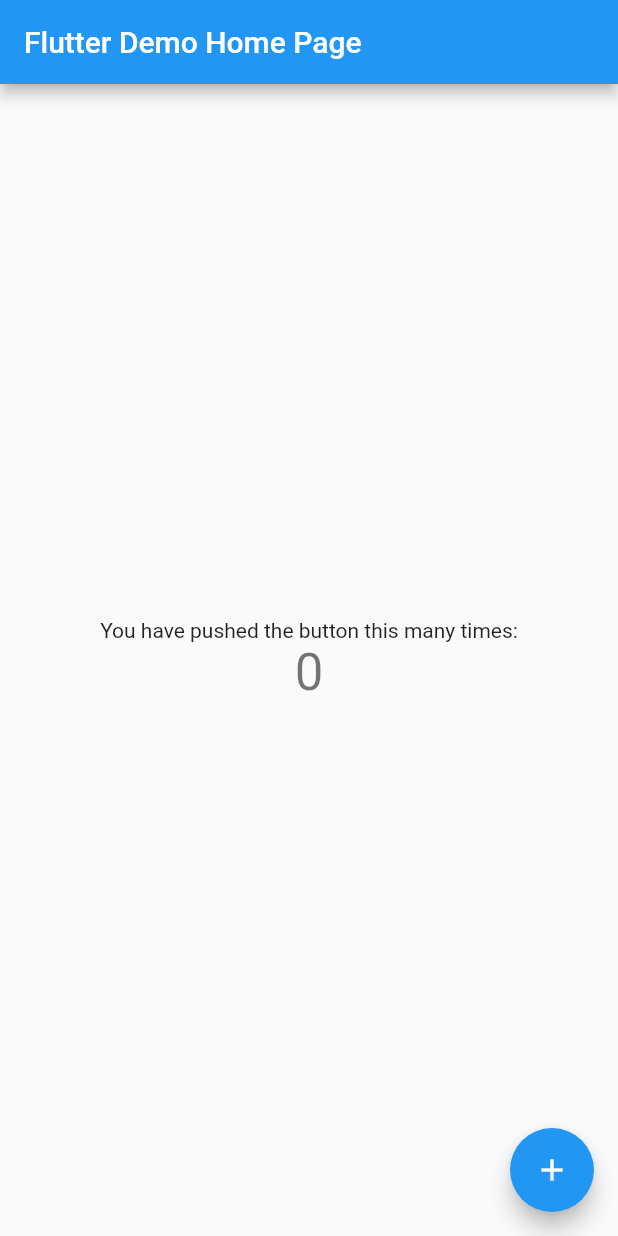
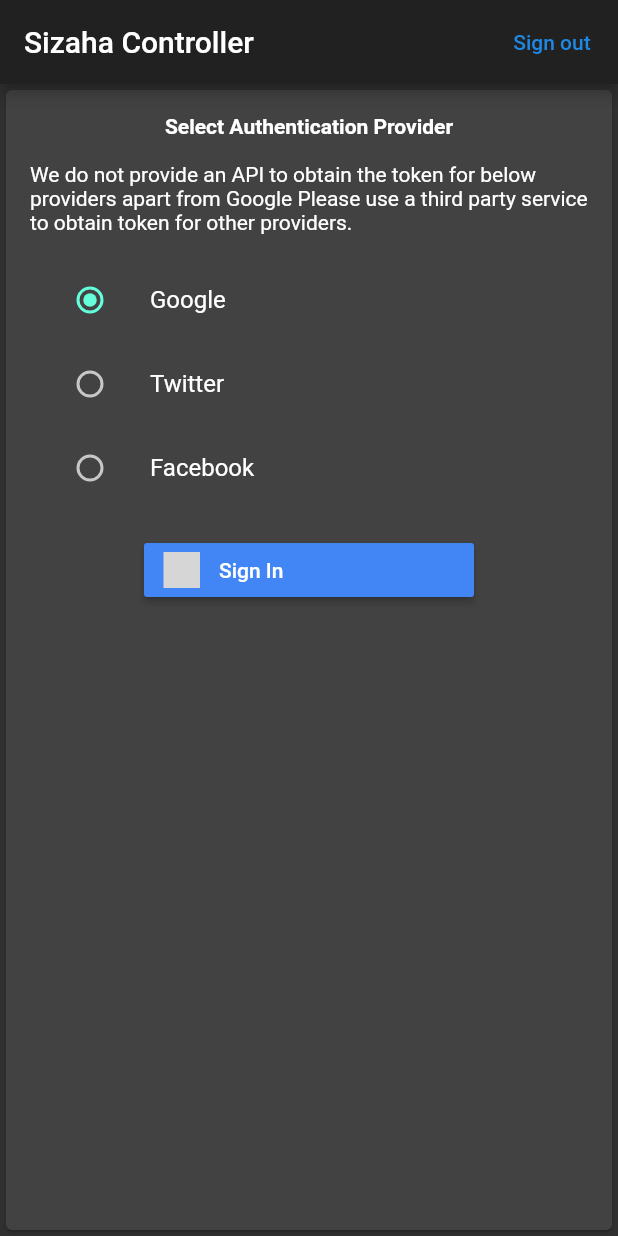
Before and after one commit to Sizaha-Tech/Garage-Opener, a Flutter app: the screen it shows after launch, on a phone screen of 412 x 824 dp. Run offline on Flutter 3.47's test engine with Material 2 defaults, Android fonts, the phone set to English and light mode, and no system bars; our stand-ins replace firebase_auth, firebase_core, flutter_signin_button, google_sign_in; accounts and stored records are empty; grey boxes are pictures that could not be loaded.

Commit message:
Added authentication flow. Fixed stale Google account on signout.

```diff
--- a/mobile/lib/main.dart
+++ b/mobile/lib/main.dart
@@ -1,140 +1,378 @@
+import 'package:firebase_core/firebase_core.dart';
 import 'package:flutter/material.dart';
 import 'package:firebase_auth/firebase_auth.dart';
 import 'package:google_sign_in/google_sign_in.dart';
+import 'package:flutter_signin_button/flutter_signin_button.dart';
+import 'package:flutter/foundation.dart' show kIsWeb;
 
-void main() {
-  runApp(MyApp());
+final FirebaseAuth _auth = FirebaseAuth.instance;
+
+Future<void> main() async {
+  WidgetsFlutterBinding.ensureInitialized();
+  await Firebase.initializeApp();
+  runApp(ControllerApp());
 }
 
-class MyApp extends StatelessWidget {
-  // This widget is the root of your application.
+/// The entry point of the application.
+///
+/// Returns a [MaterialApp].
+class ControllerApp extends StatelessWidget {
   @override
   Widget build(BuildContext context) {
     return MaterialApp(
-      title: 'Flutter Demo',
-      theme: ThemeData(
-        // This is the theme of your application.
-        //
-        // Try running your application with "flutter run". You'll see the
-        // application has a blue toolbar. Then, without quitting the app, try
-        // changing the primarySwatch below to Colors.green and then invoke
-        // "hot reload" (press "r" in the console where you ran "flutter run",
-        // or simply save your changes to "hot reload" in a Flutter IDE).
-        // Notice that the counter didn't reset back to zero; the application
-        // is not restarted.
-        primarySwatch: Colors.blue,
-        // This makes the visual density adapt to the platform that you run
-        // the app on. For desktop platforms, the controls will be smaller and
-        // closer together (more dense) than on mobile platforms.
-        visualDensity: VisualDensity.adaptivePlatformDensity,
-      ),
-      home: MyHomePage(title: 'Flutter Demo Home Page'),
-    );
+        title: 'Sizaha Garage Controller',
+        theme: ThemeData.dark(),
+        home: SigninSplash());
   }
 }
 
-class MyHomePage extends StatefulWidget {
-  MyHomePage({Key key, this.title}) : super(key: key);
-
-  // This widget is the home page of your application. It is stateful, meaning
-  // that it has a State object (defined below) that contains fields that affect
-  // how it looks.
-
-  // This class is the configuration for the state. It holds the values (in this
-  // case the title) provided by the parent (in this case the App widget) and
-  // used by the build method of the State. Fields in a Widget subclass are
-  // always marked "final".
-
-  final String title;
+class SigninSplash extends StatefulWidget {
+  final String title = 'Sizaha Controller';
 
   @override
-  _MyHomePageState createState() => _MyHomePageState();
+  _SigninSplashState createState() => _SigninSplashState();
 }
 
-class _MyHomePageState extends State<MyHomePage> {
-  int _counter = 0;
-  final GoogleSignIn _googleSignIn = GoogleSignIn();
-  final FirebaseAuth _auth = FirebaseAuth.instance;
+class _SigninSplashState extends State<SigninSplash> {
 
-  Future<FirebaseUser> _handleSignIn() async {
-    final GoogleSignInAccount googleUser = await _googleSignIn.signIn();
-    final GoogleSignInAuthentication googleAuth = await googleUser.authentication;
+  int signinState = 0;
+  String accessToken;
+  String idToken;
+  User user;
 
-    final AuthCredential credential = GoogleAuthProvider.getCredential(
-      accessToken: googleAuth.accessToken,
-      idToken: googleAuth.idToken,
-    );
+  final TextEditingController _tokenController = TextEditingController();
+  final TextEditingController _tokenSecretController = TextEditingController();
 
-    final FirebaseUser user = (await _auth.signInWithCredential(credential)).user;
-    print("signed in as " + user.displayName);
-    return user;
+  int _selection = 0;
+  bool _showAuthSecretTextField = false;
+  bool _showProviderTokenField = false;
+  String _provider = 'Google';
+
+  _fetchPrefs() async {
+    try {
+      user = _auth.currentUser;
+      if (user == null) {
+        setState(() {
+          signinState = 2; // show sign in screen
+        });
+      } else {
+        setState(() {
+          signinState = 1; // got the prefs; set to some value if needed
+        });
+      }
+    } catch (e) {
+      setState(() {
+        signinState = 2; //got the prefs; set to some value if needed
+      });
+    }
   }
 
-  void _incrementCounter() {
-    _handleSignIn()
-        .then((FirebaseUser user) => print(user))
-        .catchError((e) => print(e));
-    /*
-    setState(() {
-      // This call to setState tells the Flutter framework that something has
-      // changed in this State, which causes it to rerun the build method below
-      // so that the display can reflect the updated values. If we changed
-      // _counter without calling setState(), then the build method would not be
-      // called again, and so nothing would appear to happen.
-      _counter++;
-    });
-*/
+  @override
+  void initState() {
+    super.initState();
+    _fetchPrefs(); //running initialisation code; getting prefs etc.
+  }
+
+  // Example code for sign out.
+  void _signOut() async {
+    await GoogleSignIn().disconnect();
+    await _auth.signOut();
   }
 
   @override
   Widget build(BuildContext context) {
-    // This method is rerun every time setState is called, for instance as done
-    // by the _incrementCounter method above.
-    //
-    // The Flutter framework has been optimized to make rerunning build methods
-    // fast, so that you can just rebuild anything that needs updating rather
-    // than having to individually change instances of widgets.
     return Scaffold(
       appBar: AppBar(
-        // Here we take the value from the MyHomePage object that was created by
-        // the App.build method, and use it to set our appbar title.
         title: Text(widget.title),
+        actions: <Widget>[
+          Builder(builder: (BuildContext context) {
+            return FlatButton(
+              child: const Text('Sign out'),
+              textColor: Theme.of(context).buttonColor,
+              onPressed: () async {
+                if (signinState != 1)
+                  return;
+
+                final User user = _auth.currentUser;
+                if (user == null) {
+                  Scaffold.of(context).showSnackBar(const SnackBar(
+                    content: Text('No one has signed in.'),
+                  ));
+                } else {
+                  _signOut();
+                  final String name = user.displayName;
+                  Scaffold.of(context).showSnackBar(SnackBar(
+                    content: Text(name + ' has successfully signed out.'),
+                  ));
+                  setState(() {
+                    signinState = 2; // show sign in screen
+                  });
+                }
+              },
+            );
+          })
+        ],
       ),
-      body: Center(
-        // Center is a layout widget. It takes a single child and positions it
-        // in the middle of the parent.
+      body:
+        signinState == 2 ?
+          createSigninScreen() :
+          (signinState == 1 ?
+            createStartSessionScreen() :
+            createProgressScreen()
+          )
+      ,
+    );
+  }
+
+  Widget createSigninScreen() {
+    return Card(
+      child: Padding(
+          padding: EdgeInsets.all(16),
           child: Column(
-          // Column is also a layout widget. It takes a list of children and
-          // arranges them vertically. By default, it sizes itself to fit its
-          // children horizontally, and tries to be as tall as its parent.
-          //
-          // Invoke "debug painting" (press "p" in the console, choose the
-          // "Toggle Debug Paint" action from the Flutter Inspector in Android
-          // Studio, or the "Toggle Debug Paint" command in Visual Studio Code)
-          // to see the wireframe for each widget.
-          //
-          // Column has various properties to control how it sizes itself and
-          // how it positions its children. Here we use mainAxisAlignment to
-          // center the children vertically; the main axis here is the vertical
-          // axis because Columns are vertical (the cross axis would be
-          // horizontal).
+            crossAxisAlignment: CrossAxisAlignment.start,
+            children: <Widget>[
+              Container(
+                child: const Text('Select Authentication Provider',
+                    style: TextStyle(fontWeight: FontWeight.bold)),
+                alignment: Alignment.center,
+              ),
+              Container(
+                padding: EdgeInsets.only(top: 16),
+                child: kIsWeb
+                    ? Text(
+                        'When using Flutter Web, API keys are configured through the Firebase Console. The below providers demonstrate how this works')
+                    : Text(
+                        'We do not provide an API to obtain the token for below providers apart from Google '
+                        'Please use a third party service to obtain token for other providers.'),
+                alignment: Alignment.center,
+              ),
+              Container(
+                padding: const EdgeInsets.only(top: 16.0),
+                alignment: Alignment.center,
+                child: Column(
                   mainAxisAlignment: MainAxisAlignment.center,
                   children: <Widget>[
-            Text(
-              'You have pushed the button this many times:',
+                    Visibility(
+                      visible: !kIsWeb,
+                      child: ListTile(
+                        title: Text('Google'),
+                        leading: Radio<int>(
+                          value: 0,
+                          groupValue: _selection,
+                          onChanged: _handleRadioButtonSelected,
                         ),
-            Text(
-              '$_counter',
-              style: Theme.of(context).textTheme.headline4,
+                      ),
+                    ),
+                    ListTile(
+                      title: Text('Twitter'),
+                      leading: Radio<int>(
+                        value: 1,
+                        groupValue: _selection,
+                        onChanged: _handleRadioButtonSelected,
+                      ),
+                    ),
+                    ListTile(
+                      title: Text('Facebook'),
+                      leading: Radio<int>(
+                        value: 2,
+                        groupValue: _selection,
+                        onChanged: _handleRadioButtonSelected,
+                      ),
                     ),
                   ],
                 ),
               ),
-      floatingActionButton: FloatingActionButton(
-        onPressed: _incrementCounter,
-        tooltip: 'Increment',
-        child: Icon(Icons.add),
-      ), // This trailing comma makes auto-formatting nicer for build methods.
+              Visibility(
+                visible: _showProviderTokenField && !kIsWeb,
+                child: TextField(
+                  controller: _tokenController,
+                  decoration: const InputDecoration(
+                      labelText: 'Enter provider\'s token'),
+                ),
+              ),
+              Visibility(
+                visible: _showAuthSecretTextField && !kIsWeb,
+                child: TextField(
+                  controller: _tokenSecretController,
+                  decoration: const InputDecoration(
+                      labelText: 'Enter provider\'s authTokenSecret'),
+                ),
+              ),
+              Container(
+                padding: const EdgeInsets.only(top: 16.0),
+                alignment: Alignment.center,
+                child: SignInButton(
+                  _provider == "Facebook"
+                      ? Buttons.Facebook
+                      : (_provider == "Twitter"
+                          ? Buttons.Twitter
+                          : Buttons.GoogleDark),
+                  text: "Sign In",
+                  onPressed: () async {
+                    _signInWithOtherProvider();
+                  },
+                ),
+              ),
+            ],
+          )),
     );
   }
+
+  void _handleRadioButtonSelected(int value) {
+    setState(() {
+      _selection = value;
+
+      switch (_selection) {
+        case 1:
+          {
+            _provider = "Twitter";
+            _showAuthSecretTextField = true;
+            _showProviderTokenField = true;
           }
+          break;
+
+        case 2:
+          {
+            _provider = "Facebook";
+            _showAuthSecretTextField = false;
+            _showProviderTokenField = true;
+          }
+          break;
+
+        default:
+          {
+            _provider = "Google";
+            _showAuthSecretTextField = false;
+            _showProviderTokenField = false;
+          }
+      }
+    });
+  }
+
+  void _signInWithOtherProvider() {
+    switch (_selection) {
+      case 1:
+        _signInWithTwitter();
+        break;
+      case 2:
+        _signInWithFacebook();
+        break;
+      default:
+        _signInWithGoogle();
+    }
+  }
+
+  void _signInWithFacebook() async {
+    try {
+      final AuthCredential credential = FacebookAuthProvider.credential(
+        _tokenController.text,
+      );
+      final User user = (await _auth.signInWithCredential(credential)).user;
+
+      Scaffold.of(context).showSnackBar(SnackBar(
+        content: Text("Sign In ${user.uid} with Facebook"),
+      ));
+    } catch (e) {
+      print(e);
+      Scaffold.of(context).showSnackBar(SnackBar(
+        content: Text("Failed to sign in with Facebook: ${e}"),
+      ));
+    }
+  }
+
+  // Example code of how to sign in with Twitter.
+  void _signInWithTwitter() async {
+    try {
+      UserCredential userCredential;
+
+      if (kIsWeb) {
+        TwitterAuthProvider twitterProvider = TwitterAuthProvider();
+        await _auth.signInWithPopup(twitterProvider);
+      } else {
+        final AuthCredential credential = TwitterAuthProvider.credential(
+            accessToken: _tokenController.text,
+            secret: _tokenSecretController.text);
+        userCredential = await _auth.signInWithCredential(credential);
+      }
+
+      final user = userCredential.user;
+
+      Scaffold.of(context).showSnackBar(SnackBar(
+        content: Text("Signed in ${user.uid} with Twitter"),
+      ));
+    } catch (e) {
+      print(e);
+      Scaffold.of(context).showSnackBar(SnackBar(
+        content: Text("Failed to sign in with Twitter: ${e}"),
+      ));
+    }
+  }
+
+  //Example code of how to sign in with Google.
+  void _signInWithGoogle() async {
+    try {
+      UserCredential userCredential;
+
+      if (kIsWeb) {
+        GoogleAuthProvider googleProvider = GoogleAuthProvider();
+        userCredential = await _auth.signInWithPopup(googleProvider);
+      } else {
+        final GoogleSignInAccount googleUser = await GoogleSignIn().signIn();
+        final GoogleSignInAuthentication googleAuth =
+            await googleUser.authentication;
+        final GoogleAuthCredential googleAuthCredential =
+            GoogleAuthProvider.credential(
+          accessToken: googleAuth.accessToken,
+          idToken: googleAuth.idToken,
+        );
+        userCredential = await _auth.signInWithCredential(googleAuthCredential);
+      }
+
+      final newUser = userCredential.user;
+      setState(() {
+        signinState = 1;
+        user = newUser;
+      });
+    } catch (e) {
+      print(e);
+      setState(() {
+        signinState = 2;
+      });
+    }
+  }
+
+
+
+  Widget createProgressScreen() {
+    return Column(
+        crossAxisAlignment: CrossAxisAlignment.start,
+        children: <Widget>[
+          Container(
+            child: const Text('Signing in...'),
+            padding: const EdgeInsets.all(16),
+            alignment: Alignment.center,
+          ),
+          Container(
+            child: CircularProgressIndicator(),
+            padding: const EdgeInsets.all(16),
+            alignment: Alignment.center,
+          ),        ],
+      );
+  }
+
+  Widget createStartSessionScreen() {
+    return Column(
+        crossAxisAlignment: CrossAxisAlignment.start,
+        children: <Widget>[
+          Container(
+            child: Text('Welcome back ${user.displayName}!'),
+            padding: const EdgeInsets.all(16),
+            alignment: Alignment.center,
+          ),
+        ],
+      );
+  }
+
+
+
+}
```
Also changed, not shown: mobile/pubspec.yaml (+6 -2 lines), mobile/pubspec.lock, 2 other files. Lines whose indentation alone changed are shown as unchanged.
